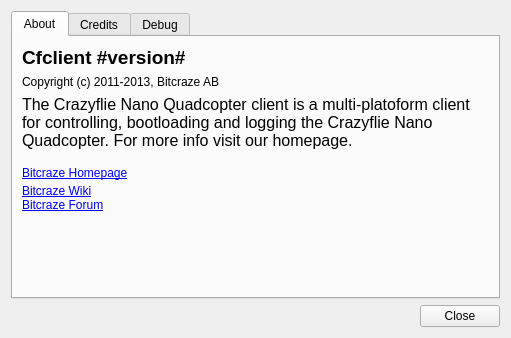
Above: lib/cfclient/ui/dialogs/about.ui from bitcraze/crazyflie-clients-python before the change. Below: the same form after it.
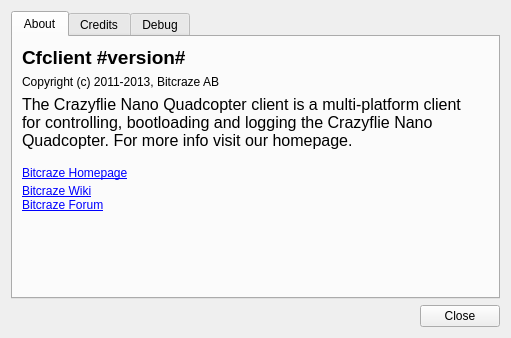
That is the form after the change.

```diff
--- a/lib/cfclient/ui/dialogs/about.ui
+++ b/lib/cfclient/ui/dialogs/about.ui
@@ -46,7 +46,7 @@
              <item row="2" column="0">
               <widget class="QLabel" name="label">
                <property name="text">
-                <string>&lt;html&gt;&lt;head/&gt;&lt;body&gt;&lt;p&gt;&lt;span style=&quot; font-size:12pt;&quot;&gt;The Crazyflie Nano Quadcopter client is a multi-platoform client&lt;br/&gt;for controlling, bootloading and logging the Crazyflie Nano&lt;br/&gt;Quadcopter. For more info visit our homepage.&lt;/span&gt;&lt;/p&gt;&lt;p&gt;&lt;a href=&quot;http://www.bitcraze.se&quot;&gt;&lt;span style=&quot; text-decoration: underline; color:#0000ff;&quot;&gt;Bitcraze Homepage&lt;/span&gt;&lt;/a&gt;&lt;span style=&quot; font-size:12pt;&quot;&gt;&lt;br/&gt;&lt;/span&gt;&lt;a href=&quot;http://wiki.bitcraze.se&quot;&gt;&lt;span style=&quot; text-decoration: underline; color:#0000ff;&quot;&gt;Bitcraze Wiki&lt;/span&gt;&lt;/a&gt;&lt;span style=&quot; font-size:12pt;&quot;&gt;&lt;br/&gt;&lt;/span&gt;&lt;a href=&quot;http://forum.bitcraze.se&quot;&gt;&lt;span style=&quot; text-decoration: underline; color:#0000ff;&quot;&gt;Bitcraze Forum&lt;/span&gt;&lt;/a&gt;&lt;/p&gt;&lt;p&gt;&lt;br/&gt;&lt;/p&gt;&lt;/body&gt;&lt;/html&gt;</string>
+                <string>&lt;html&gt;&lt;head/&gt;&lt;body&gt;&lt;p&gt;&lt;span style=&quot; font-size:12pt;&quot;&gt;The Crazyflie Nano Quadcopter client is a multi-platform client&lt;br/&gt;for controlling, bootloading and logging the Crazyflie Nano&lt;br/&gt;Quadcopter. For more info visit our homepage.&lt;/span&gt;&lt;/p&gt;&lt;p&gt;&lt;a href=&quot;http://www.bitcraze.se&quot;&gt;&lt;span style=&quot; text-decoration: underline; color:#0000ff;&quot;&gt;Bitcraze Homepage&lt;/span&gt;&lt;/a&gt;&lt;span style=&quot; font-size:12pt;&quot;&gt;&lt;br/&gt;&lt;/span&gt;&lt;a href=&quot;http://wiki.bitcraze.se&quot;&gt;&lt;span style=&quot; text-decoration: underline; color:#0000ff;&quot;&gt;Bitcraze Wiki&lt;/span&gt;&lt;/a&gt;&lt;span style=&quot; font-size:12pt;&quot;&gt;&lt;br/&gt;&lt;/span&gt;&lt;a href=&quot;http://forum.bitcraze.se&quot;&gt;&lt;span style=&quot; text-decoration: underline; color:#0000ff;&quot;&gt;Bitcraze Forum&lt;/span&gt;&lt;/a&gt;&lt;/p&gt;&lt;p&gt;&lt;br/&gt;&lt;/p&gt;&lt;/body&gt;&lt;/html&gt;</string>
                </property>
               </widget>
              </item>
```
